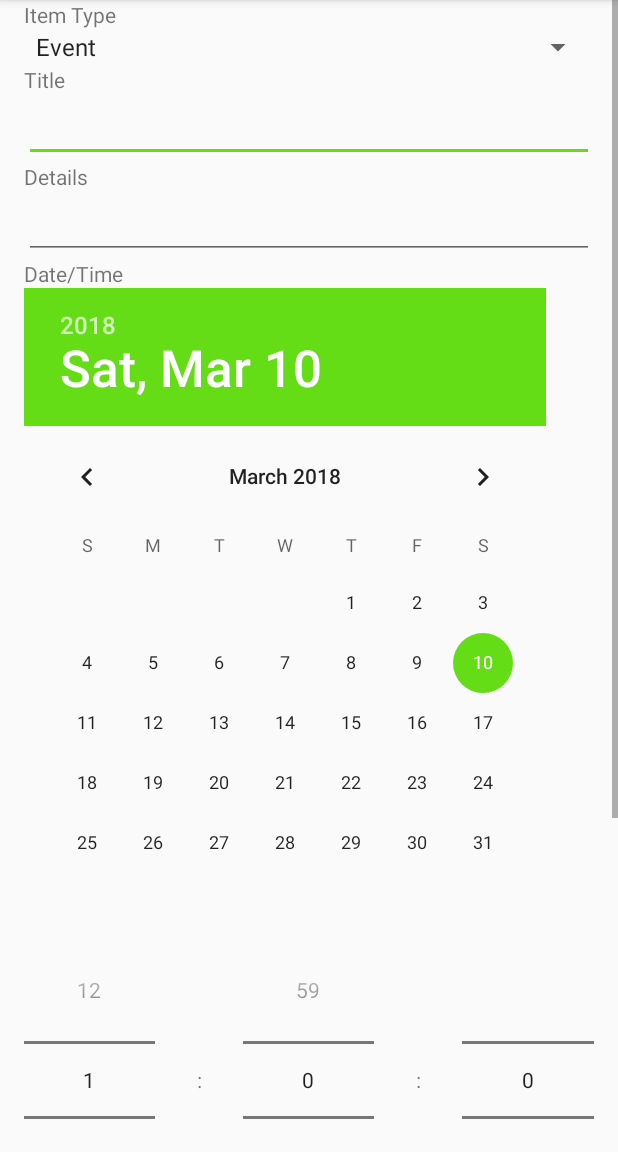
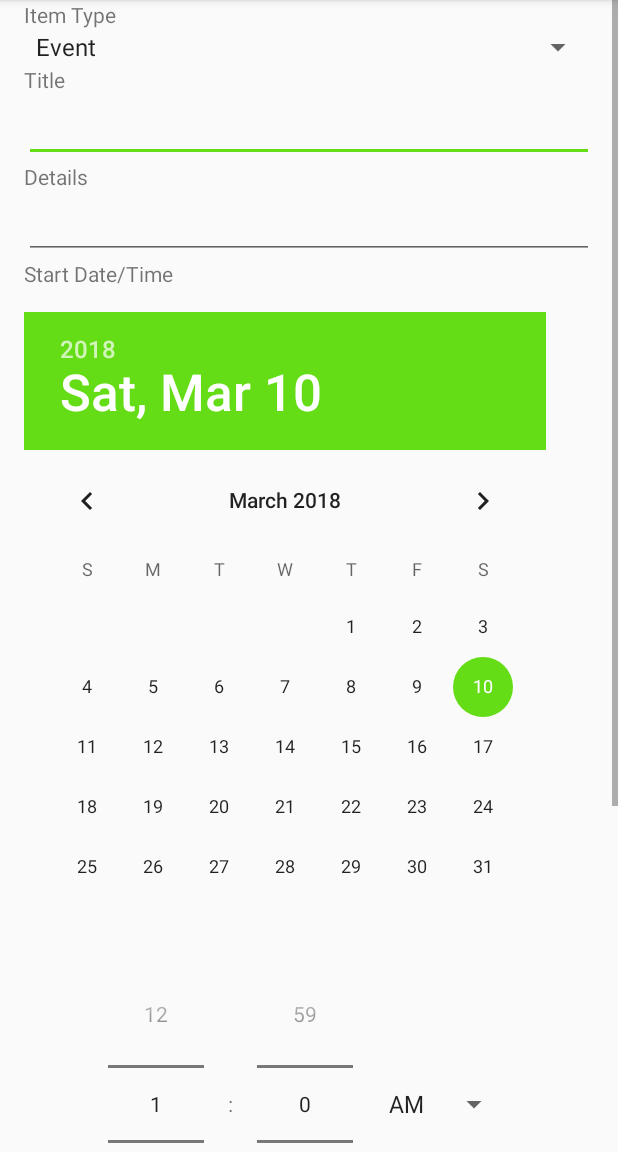
Before and after one commit to Bikecicle/genetic-planner-android, an Android app: the screen it shows after launch (AddItemActivity), after a tap on an icon or button, on a phone screen of 412 x 824 dp, the part 84-1236 px from its top. Run offline under Robolectric (Android 15) with nearby library versions, the phone set to English and light mode, and no system bars.

Commit message:
Adding items complete

```diff
--- a/app/src/main/java/planner/external/android/AddItemActivity.java
+++ b/app/src/main/java/planner/external/android/AddItemActivity.java
@@ -1,5 +1,6 @@
 package planner.external.android;
 
+import android.content.Intent;
 import android.support.v7.app.AppCompatActivity;
 import android.os.Bundle;
 import android.view.View;
@@ -15,7 +16,11 @@ import android.widget.TimePicker;
 
 import java.util.Calendar;
 
+import planner.internal.core.PlanningAssistant;
+import planner.internal.item.Event;
+import planner.internal.item.Item;
 import planner.internal.item.ItemType;
+import planner.internal.item.Task;
 
 public class AddItemActivity extends AppCompatActivity {
 
@@ -26,12 +31,15 @@ public class AddItemActivity extends AppCompatActivity {
     private static final int TIME_MIN_MIN = 0;
     private static final int TIME_MIN_MAX = 59;
 
+    private PlanningAssistant planningAssistant;
     private ItemType itemType;
 
     @Override
     protected void onCreate(Bundle savedInstanceState) {
         super.onCreate(savedInstanceState);
         setContentView(R.layout.activity_add_item);
+
+        planningAssistant = PlanningAssistant.getInstance();
 
         ((NumberPicker) findViewById(R.id.add_time_hr)).setMinValue(TIME_HR_MIN);
         ((NumberPicker) findViewById(R.id.add_time_hr)).setMaxValue(TIME_HR_MAX);
@@ -55,7 +63,7 @@ public class AddItemActivity extends AppCompatActivity {
         typeSpinner.setOnItemSelectedListener(new AdapterView.OnItemSelectedListener() {
             @Override
             public void onItemSelected(AdapterView<?> adapterView, View view, int i, long l) {
-                itemType = ItemType.valueOf((String) adapterView.getItemAtPosition(i));
+                itemType = ItemType.valueOf(((String) adapterView.getItemAtPosition(i)).toLowerCase());
                 findViewById(R.id.add_layout_standard).setVisibility(View.VISIBLE);
                 ((TextView) findViewById(R.id.add_date_label)).setText(itemType.dateName);
                 // Set any unique fields to visible
@@ -70,6 +78,13 @@ public class AddItemActivity extends AppCompatActivity {
             }
         });
 
+        final String[] amPm = {"AM","PM"};
+        final Spinner amPmSpinner = findViewById(R.id.add_time_am_pm);
+        ArrayAdapter<String> amPmAdapter = new ArrayAdapter<>(this,
+                android.R.layout.simple_spinner_item, amPm);
+        amPmAdapter.setDropDownViewResource(android.R.layout.simple_spinner_dropdown_item);
+        amPmSpinner.setAdapter(amPmAdapter);
+
         Button addButton = findViewById(R.id.add_button);
         addButton.setOnClickListener(new View.OnClickListener() {
             @Override
@@ -79,8 +94,31 @@ public class AddItemActivity extends AppCompatActivity {
                 date.set(Calendar.MONTH, ((DatePicker)findViewById(R.id.add_date)).getMonth());
                 date.set(Calendar.DAY_OF_MONTH, ((DatePicker) findViewById(R.id.add_date)).getDayOfMonth());
                 date.set(Calendar.HOUR_OF_DAY, ((NumberPicker) findViewById(R.id.add_time_hr)).getValue());
+                if (amPmSpinner.getSelectedItem().equals("AM"))
+                    date.set(Calendar.AM_PM, Calendar.AM);
+                else
+                    date.set(Calendar.AM_PM, Calendar.PM);
                 date.set(Calendar.MINUTE, ((NumberPicker) findViewById(R.id.add_time_min)).getValue());
+
+                Calendar duration = Calendar.getInstance();
+                duration.set(Calendar.HOUR_OF_DAY, ((NumberPicker) findViewById(R.id.add_dur_hr)).getValue());
+                duration.set(Calendar.MINUTE, ((NumberPicker) findViewById(R.id.add_dur_min)).getValue());
+
                 String title = ((EditText) findViewById(R.id.add_title)).getText().toString();
+                String details = ((EditText) findViewById(R.id.add_details)).getText().toString();
+
+                if (itemType == ItemType.event) {
+                    planningAssistant.addEvent(new Event(title, details, date.getTimeInMillis(), duration.getTimeInMillis()));
+                } else if (itemType == ItemType.task){
+                    planningAssistant.addTask(new Task(title, details, date.getTimeInMillis(), duration.getTimeInMillis()));
+                } else if (itemType == ItemType.routine) {
+                    // TODO
+                } else if (itemType == ItemType.quota){
+                    // TODO
+                }
+                planningAssistant.planSchedule();
+                Intent intent = new Intent(view.getContext(), MainActivity.class);
+                startActivity(intent);
             }
         });
     }
--- a/app/src/main/java/planner/external/android/MainActivity.java
+++ b/app/src/main/java/planner/external/android/MainActivity.java
@@ -44,7 +44,6 @@ public class MainActivity extends AppCompatActivity implements NoteListFragment.
         PlanningAssistant planningAssistant;
         planningAssistant = PlanningAssistant.getInstance();
         planningAssistant.setDataManager(new FileSystemAndroid(this));
-        TestData.simpleEvents(planningAssistant);
 
         Toolbar toolbar = findViewById(R.id.main_toolbar);
         setSupportActionBar(toolbar);
--- a/app/src/main/java/planner/internal/item/ItemType.java
+++ b/app/src/main/java/planner/internal/item/ItemType.java
@@ -6,10 +6,10 @@ package planner.internal.item;
 
 public enum ItemType {
 
-    event("Event", "Start Date"),
+    event("Event", "Start Date/Time"),
     task("Task", "Deadline"),
-    routine("Routine", "Start Date"),
-    quota("Quota", "Start Date");
+    routine("Routine", "Start Date/Time"),
+    quota("Quota", "Start Date/Time");
 
     public String name;
     public String dateName;
--- a/app/src/main/res/layout/activity_add_item.xml
+++ b/app/src/main/res/layout/activity_add_item.xml
@@ -76,11 +76,12 @@
                 <DatePicker
                     android:id="@+id/add_date"
                     android:layout_width="match_parent"
-                    android:layout_height="wrap_content" />
+                    android:layout_height="wrap_content"
+                    android:layout_marginTop="@dimen/activity_vertical_margin"/>
 
                 <LinearLayout
                     android:id="@+id/add_time_layout"
-                    android:layout_width="match_parent"
+                    android:layout_width="wrap_content"
                     android:layout_height="match_parent"
                     android:layout_gravity="center_horizontal"
                     android:layout_marginBottom="@dimen/appbar_padding_top"
@@ -98,9 +99,9 @@
                         android:id="@+id/add_time_colon1"
                         android:layout_width="wrap_content"
                         android:layout_height="wrap_content"
-                        android:layout_gravity="center_vertical"
+                        android:layout_gravity="center_vertical|end"
+                        android:layout_marginEnd="@dimen/activity_horizontal_margin"
                         android:layout_marginStart="@dimen/activity_horizontal_margin"
-                        android:layout_marginEnd="@dimen/activity_horizontal_margin"
                         android:layout_weight="1"
                         android:gravity="center_horizontal"
                         android:text="@string/time_colon" />
@@ -109,25 +110,15 @@
                         android:id="@+id/add_time_min"
                         android:layout_width="wrap_content"
                         android:layout_height="wrap_content"
-                        android:layout_gravity="start"
+                        android:layout_gravity="center_horizontal|start"
                         android:layout_weight="1" />
 
-                    <TextView
-                        android:id="@+id/add_time_colon2"
-                        android:layout_width="wrap_content"
+                    <Spinner
+                        android:id="@+id/add_time_am_pm"
+                        android:layout_width="match_parent"
                         android:layout_height="wrap_content"
                         android:layout_gravity="center_vertical"
                         android:layout_marginStart="@dimen/activity_horizontal_margin"
-                        android:layout_marginEnd="@dimen/activity_horizontal_margin"
-                        android:layout_weight="1"
-                        android:gravity="center_horizontal"
-                        android:text="@string/time_colon" />
-
-                    <NumberPicker
-                        android:id="@+id/add_time_am_pm"
-                        android:layout_width="wrap_content"
-                        android:layout_height="wrap_content"
-                        android:layout_gravity="start"
                         android:layout_weight="1" />
 
                 </LinearLayout>
@@ -140,7 +131,7 @@
 
                 <LinearLayout
                     android:id="@+id/add_dur"
-                    android:layout_width="match_parent"
+                    android:layout_width="wrap_content"
                     android:layout_height="match_parent"
                     android:layout_gravity="center_horizontal"
                     android:layout_marginBottom="@dimen/appbar_padding_top"
@@ -159,8 +150,8 @@
                         android:layout_width="wrap_content"
                         android:layout_height="wrap_content"
                         android:layout_gravity="center_vertical"
+                        android:layout_marginEnd="@dimen/activity_horizontal_margin"
                         android:layout_marginStart="@dimen/activity_horizontal_margin"
-                        android:layout_marginEnd="@dimen/activity_horizontal_margin"
                         android:layout_weight="1"
                         android:gravity="center_horizontal"
                         android:text="@string/time_colon" />
```
